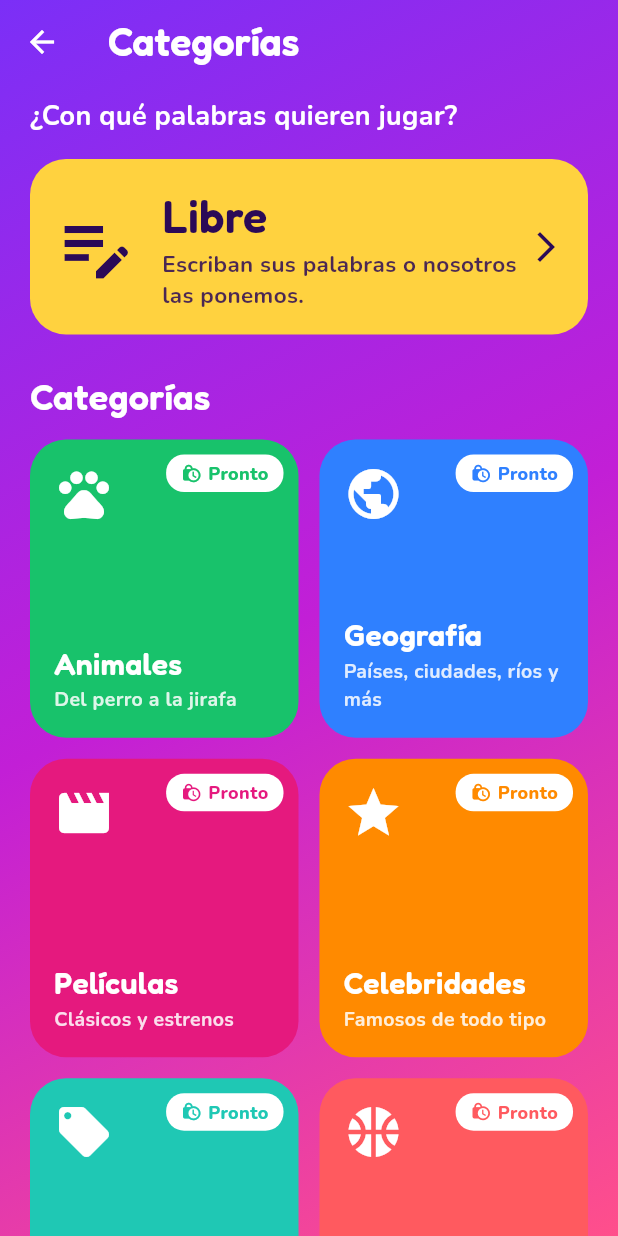
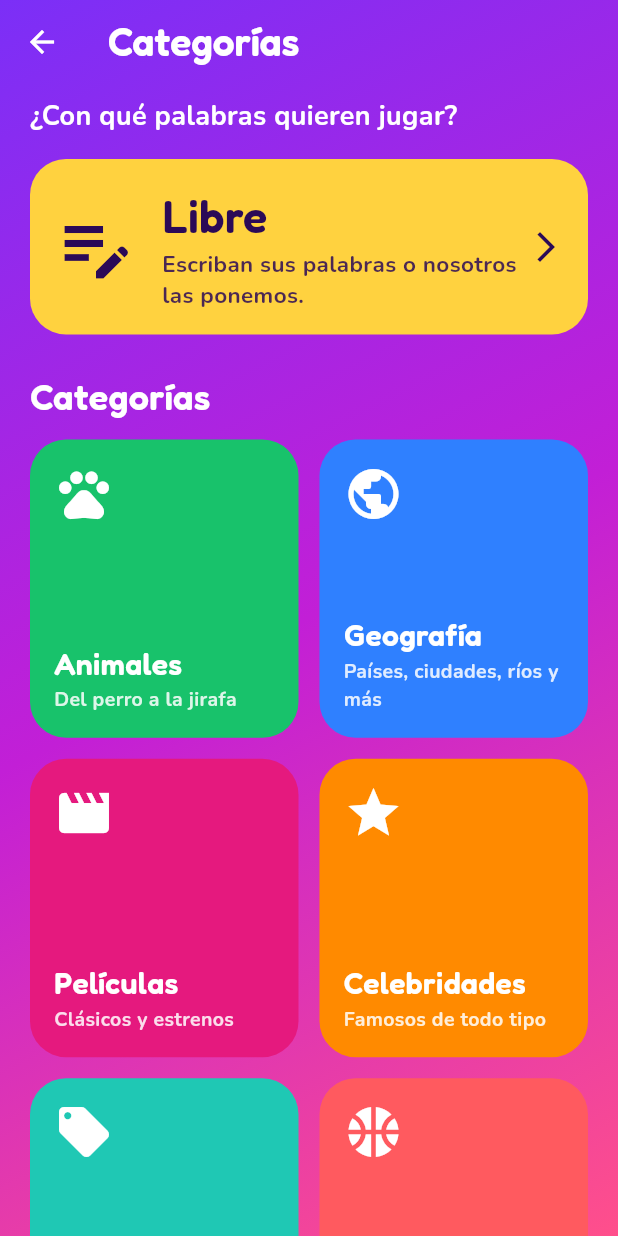
Before and after one commit to juancamilosal/charadeando_app, a Flutter app: the CategoryScreen screen opened by its route, on a phone screen of 412 x 824 dp. Run offline on Flutter 3.47's test engine with Material 3 defaults, Android fonts, the phone set to English and light mode, and no system bars; our stand-ins replace camera, flutter_riverpod, go_router, sensors_plus, share_plus, video_player and 1 more; missing offline and left inert: ffmpeg_kit_flutter_new_video, gal; network calls fail.

Commit message:
Agregar la dificultad y habilitar las categorías con palabras automáticas
- Libre trae solo palabras de la categoría LIBRE; Animales, Geografía,
  Películas, Celebridades, Marcas, Deportes y Equipos de fútbol traen las
  de su categoría y ya no dicen "Pronto".
- En la configuración de las palabras automáticas hay que elegir la
  dificultad (Fácil, Normal o Difícil) y solo se traen palabras de esa
  dificultad. Las palabras manuales no tienen dificultad.
- La ruta /juego/palabras acepta "dificultad" y filtra por ella.
- Sin internet solo se usa el último lote si es de la misma categoría y
  dificultad.

Co-Authored-By: Claude Opus 5.5 <noreply@anthropic.com>
Claude-Session: https://claude.ai/code/session_01XPBFeG2PZmszSkrWwceepV

```diff
--- a/lib/models/category.dart
+++ b/lib/models/category.dart
@@ -2,60 +2,82 @@ import 'package:flutter/material.dart';
 
 import '../theme.dart';
 
-/// Categorías de palabras. "Libre" es la que ya existe: los grupos escriben
-/// las palabras o se descargan de todas las categorías. Las demás llegan
-/// cuando haya palabras suficientes de cada una.
+/// Categorías de palabras. En "Libre" los grupos escriben las palabras o
+/// se descargan frases de la categoría LIBRE; las demás descargan palabras
+/// de su categoría en Directus.
 enum GameCategory {
   free(
     'Libre',
     'Escriban sus palabras o nosotros las ponemos.',
     Icons.edit_note,
     AppColors.yellow,
-    available: true,
+    'LIBRE',
   ),
-  animals('Animales', 'Del perro a la jirafa', Icons.pets, AppColors.green),
+  animals(
+    'Animales',
+    'Del perro a la jirafa',
+    Icons.pets,
+    AppColors.green,
+    'ANIMALES',
+  ),
   geography(
     'Geografía',
     'Países, ciudades, ríos y más',
     Icons.public,
     AppColors.blue,
+    'GEOGRAFIA',
   ),
-  movies('Películas', 'Clásicos y estrenos', Icons.movie, AppColors.magenta),
+  movies(
+    'Películas',
+    'Clásicos y estrenos',
+    Icons.movie,
+    AppColors.magenta,
+    'PELICULAS',
+  ),
   celebrities(
     'Celebridades',
     'Famosos de todo tipo',
     Icons.star,
     AppColors.orange,
+    'CELEBRIDADES',
   ),
   brands(
     'Marcas',
     'Las que todos conocen',
     Icons.local_offer,
     AppColors.turquoise,
+    'MARCAS',
   ),
-  sports('Deportes', 'A moverse', Icons.sports_basketball, AppColors.coral),
+  sports(
+    'Deportes',
+    'A moverse',
+    Icons.sports_basketball,
+    AppColors.coral,
+    'DEPORTES',
+  ),
   soccerTeams(
     'Equipos de fútbol',
     'Para los futboleros',
     Icons.sports_soccer,
     AppColors.purple,
+    'EQUIPOS_FUTBOL',
   );
 
   const GameCategory(
     this.label,
     this.description,
     this.icon,
-    this.color, {
-    this.available = false,
-  });
+    this.color,
+    this.code,
+  );
 
   final String label;
   final String description;
   final IconData icon;
   final Color color;
 
-  /// Falso mientras la categoría no tenga palabras.
-  final bool available;
+  /// Valor del campo `categoria` en Directus.
+  final String code;
 
   /// Categorías con palabras del backend, sin contar "Libre".
   static List<GameCategory> get themed =>
--- a/lib/screens/auto_words_screen.dart
+++ b/lib/screens/auto_words_screen.dart
@@ -48,7 +48,11 @@ class _AutoWordsScreenState extends ConsumerState<AutoWordsScreen> {
     try {
       final batch = await ref
           .read(wordBankProvider)
-          .load(AutoWordsScreen.countFor(config));
+          .load(
+            AutoWordsScreen.countFor(config),
+            category: config.category.code,
+            difficulty: config.difficulty?.code,
+          );
       if (!mounted) return;
       if (batch.words.length < config.groupCount) {
         setState(() {
--- a/lib/screens/category_screen.dart
+++ b/lib/screens/category_screen.dart
@@ -1,32 +1,35 @@
 import 'package:flutter/material.dart';
+import 'package:flutter_riverpod/flutter_riverpod.dart';
 import 'package:go_router/go_router.dart';
 
 import '../models/models.dart';
+import '../providers/providers.dart';
 import '../router.dart';
 import '../theme.dart';
 import '../widgets/play_background.dart';
 
-/// Elección de la categoría. "Libre" lleva a la configuración de siempre;
-/// las demás se habilitan cuando esté el backend de palabras.
-class CategoryScreen extends StatelessWidget {
+/// Elección de la categoría. "Libre" explica el juego y deja elegir entre
+/// palabras manuales y automáticas; las demás van directo a la
+/// configuración con palabras automáticas de su categoría.
+class CategoryScreen extends ConsumerWidget {
   const CategoryScreen({super.key});
 
-  void _choose(BuildContext context, GameCategory category) {
-    if (!category.available) {
-      ScaffoldMessenger.of(context)
-        ..hideCurrentSnackBar()
-        ..showSnackBar(
-          SnackBar(
-            content: Text('Muy pronto podrás jugar con ${category.label}.'),
-          ),
-        );
+  void _choose(BuildContext context, WidgetRef ref, GameCategory category) {
+    final controller = ref.read(gameControllerProvider.notifier);
+    final config = ref.read(gameControllerProvider).config;
+    if (category == GameCategory.free) {
+      controller.configure(config.copyWith(category: category));
+      context.go(Routes.freeMode);
       return;
     }
-    context.go(Routes.freeMode);
+    controller.configure(
+      config.copyWith(category: category, wordSource: WordSource.random),
+    );
+    context.go(Routes.config);
   }
 
   @override
-  Widget build(BuildContext context) {
+  Widget build(BuildContext context, WidgetRef ref) {
     return PlayBackground(
       child: Scaffold(
         backgroundColor: Colors.transparent,
@@ -51,7 +54,7 @@ class CategoryScreen extends StatelessWidget {
               _CategoryCard(
                 category: GameCategory.free,
                 large: true,
-                onTap: () => _choose(context, GameCategory.free),
+                onTap: () => _choose(context, ref, GameCategory.free),
               ),
               const SizedBox(height: 24),
               const Text(
@@ -75,7 +78,7 @@ class CategoryScreen extends StatelessWidget {
                   for (final category in GameCategory.themed)
                     _CategoryCard(
                       category: category,
-                      onTap: () => _choose(context, category),
+                      onTap: () => _choose(context, ref, category),
                     ),
                 ],
               ),
@@ -160,36 +163,6 @@ class _CategoryCard extends StatelessWidget {
                       ],
                     ),
             ),
-            if (!category.available)
-              Positioned(
-                top: 10,
-                right: 10,
-                child: Container(
-                  padding: const EdgeInsets.symmetric(
-                    horizontal: 10,
-                    vertical: 4,
-                  ),
-                  decoration: BoxDecoration(
-                    color: Colors.white,
-                    borderRadius: BorderRadius.circular(12),
-                  ),
-                  child: Row(
-                    mainAxisSize: MainAxisSize.min,
-                    children: [
-                      Icon(Icons.lock_clock, size: 14, color: category.color),
-                      const SizedBox(width: 4),
-                      Text(
-                        'Pronto',
-                        style: TextStyle(
-                          fontSize: 12,
-                          fontWeight: FontWeight.w800,
-                          color: category.color,
-                        ),
-                      ),
-                    ],
-                  ),
-                ),
-              ),
           ],
         ),
       ),
--- a/lib/services/directus_service.dart
+++ b/lib/services/directus_service.dart
@@ -35,17 +35,20 @@ class DirectusService {
 
   Uri get wordsUri => Uri.parse('$baseUrl/juego/palabras');
 
-  /// Trae [count] palabras al azar, de [category] si se indica. Las de
+  /// Trae [count] palabras al azar, de [category] y [difficulty] si se
+  /// indican (códigos de Directus, como `ANIMALES` y `FACIL`). Las de
   /// [exclude] (ids ya jugados) solo se repiten si no alcanzan las demás.
   Future<List<RemoteWord>> fetchWords({
     required int count,
     String? category,
+    String? difficulty,
     Iterable<String> exclude = const [],
   }) async {
     final excluded = exclude.toList();
     return _post(wordsUri, {
       'n': count.clamp(1, maxCount),
       'categoria': ?category,
+      'dificultad': ?difficulty,
       'excluir': excluded.sublist(
         excluded.length > maxExclude ? excluded.length - maxExclude : 0,
       ),
```
Also changed, not shown: lib/models/game_config.dart (+31 -0 lines), lib/screens/config_screen.dart (+39 -3 lines), lib/services/word_bank.dart (+23 -5 lines), 6 other files.
